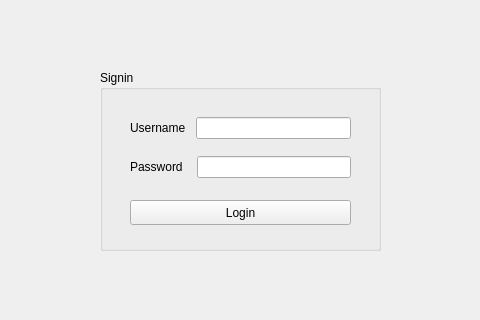
The window that RecordManager/mainwindow.ui (jonny21099/StudentRecordManager) describes before a commit, drawn with Qt 5; both pictures show x 160 to 640 and y 130 to 450 of the 800 by 600 pixel window.
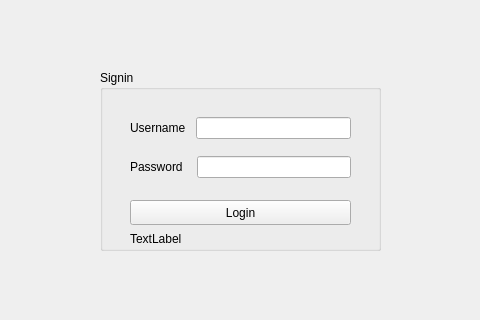
The same window after the commit.

Commit message: Login now connects with database

What changed in the file:
```diff
--- a/RecordManager/mainwindow.ui
+++ b/RecordManager/mainwindow.ui
@@ -45,7 +45,7 @@
       <string>Login</string>
      </property>
     </widget>
-    <widget class="QWidget" name="">
+    <widget class="QWidget" name="layoutWidget">
      <property name="enabled">
       <bool>true</bool>
      </property>
@@ -108,6 +108,19 @@
       </item>
      </layout>
     </widget>
+    <widget class="QLabel" name="test_DB">
+     <property name="geometry">
+      <rect>
+       <x>30</x>
+       <y>160</y>
+       <width>211</width>
+       <height>17</height>
+      </rect>
+     </property>
+     <property name="text">
+      <string>TextLabel</string>
+     </property>
+    </widget>
    </widget>
   </widget>
   <widget class="QStatusBar" name="statusbar"/>
```
The commit also changes 2 other files.
